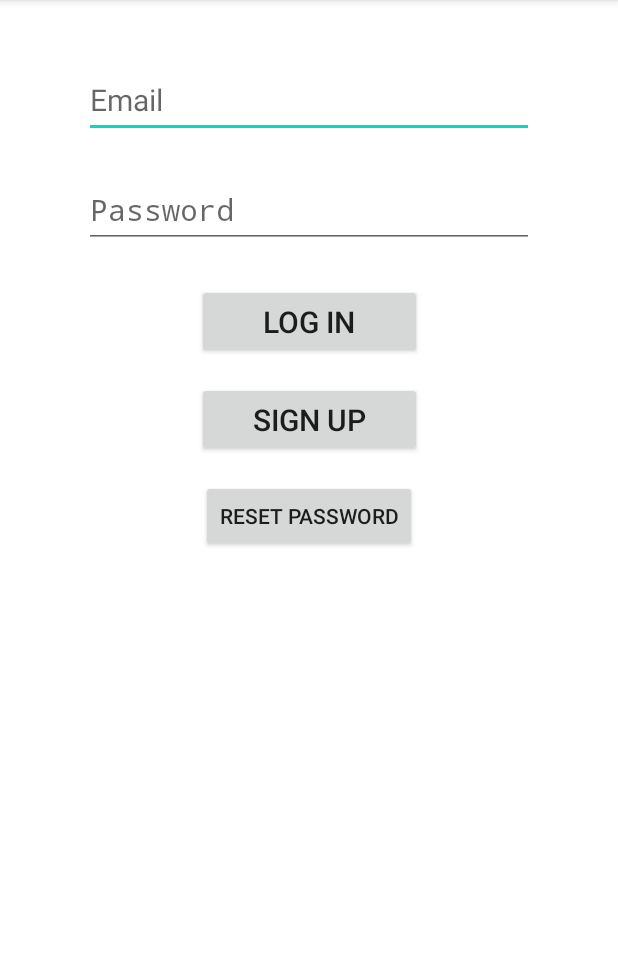
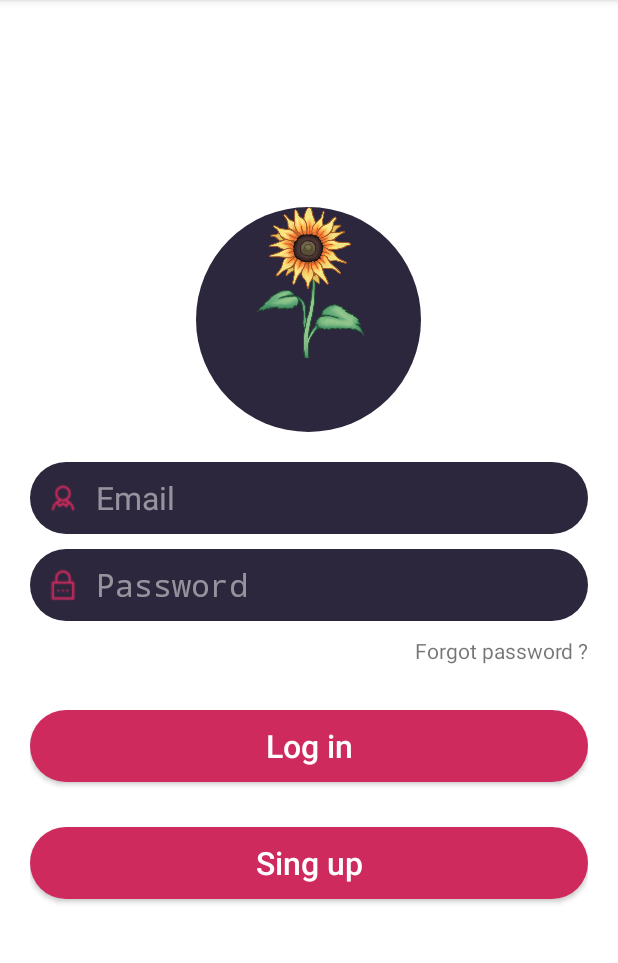
Before and after one commit to matnafu2/In-My-Garden, an Android app: the screen it shows after launch (LoginActivity), on a phone screen of 412 x 824 dp, the part 84-1047 px from its top. Run offline under Robolectric (Android 15) with nearby library versions, the phone set to English and light mode, and no system bars; our stand-ins replace Firebase (no records; nobody signed in at launch, a user with empty details on screens opened directly).

Commit message:
changes the login page style

```diff
--- a/app/src/main/java/com/example/inmygarden/LoginActivity.kt
+++ b/app/src/main/java/com/example/inmygarden/LoginActivity.kt
@@ -26,13 +26,13 @@ class LoginActivity : AppCompatActivity() {
             signinWithFireBase(email, password)
         }
 
-        binding.singupBtn.setOnClickListener {
+        binding.signup.setOnClickListener {
             // open the signup activity
             val intent = Intent(this@LoginActivity, SignupActivity::class.java)
             startActivity(intent)
         }
 
-        binding.resetBtn.setOnClickListener {
+        binding.forgotPassword.setOnClickListener {
             val intent = Intent(this@LoginActivity, PasswordResetActivity::class.java)
             startActivity(intent)
         }
--- a/app/src/main/java/com/example/inmygarden/PasswordResetActivity.kt
+++ b/app/src/main/java/com/example/inmygarden/PasswordResetActivity.kt
@@ -17,8 +17,8 @@ class PasswordResetActivity : AppCompatActivity() {
         binding = ActivityPasswordResetBinding.inflate(layoutInflater)
         setContentView(binding.root)
 
-        binding.restPassBtn.setOnClickListener {
-            val email: String = binding.emailReset.text.toString()
+        binding.reset.setOnClickListener {
+            val email: String = binding.emailLogin.text.toString()
             if (!email.equals("")) {
                 auth.sendPasswordResetEmail(email).addOnCompleteListener { task ->
                     if (task.isSuccessful) {
--- /dev/null
+++ b/app/src/main/res/drawable/button_background.xml
@@ -0,0 +1,9 @@
+<?xml version="1.0" encoding="utf-8"?>
+<shape xmlns:android="http://schemas.android.com/apk/res/android"
+    android:shape="rectangle">
+
+    <solid android:color="@color/colorAccent" />
+    <corners android:radius="30dp" />
+
+
+</shape>
--- /dev/null
+++ b/app/src/main/res/drawable/edit_text_background.xml
@@ -0,0 +1,9 @@
+<?xml version="1.0" encoding="utf-8"?>
+<shape android:shape="rectangle"
+    xmlns:android="http://schemas.android.com/apk/res/android">
+
+    <solid android:color="@color/colorPrimary"/>
+    <corners android:radius="100dp"/>
+
+
+</shape>
--- a/app/src/main/res/layout/activity_login.xml
+++ b/app/src/main/res/layout/activity_login.xml
@@ -1,85 +1,95 @@
 <?xml version="1.0" encoding="utf-8"?>
-<androidx.constraintlayout.widget.ConstraintLayout xmlns:android="http://schemas.android.com/apk/res/android"
+<RelativeLayout xmlns:android="http://schemas.android.com/apk/res/android"
     xmlns:app="http://schemas.android.com/apk/res-auto"
     xmlns:tools="http://schemas.android.com/tools"
     android:layout_width="match_parent"
     android:layout_height="match_parent"
-    tools:context=".LoginActivity">
+    tools:context="com.example.vicky.androidui.MainActivity">
+
+
+    <LinearLayout
+        android:layout_width="match_parent"
+        android:layout_height="wrap_content"
+        android:layout_centerInParent="true"
+        android:layout_margin="20dp"
+        android:orientation="vertical">
+
+        <ImageView
+            android:layout_width="150dp"
+            android:layout_height="150dp"
+            android:layout_gravity="center"
+            android:layout_marginBottom="20dp"
+            android:background="@drawable/edit_text_background"
+            android:scaleType="fitCenter"
+            android:src="@drawable/flower7" />
+
 
         <EditText
             android:id="@+id/email_login"
-        android:layout_width="300dp"
-        android:layout_height="50dp"
-        android:layout_marginTop="42dp"
-        android:layout_marginBottom="15dp"
+            android:layout_width="match_parent"
+            android:layout_height="48dp"
+            android:layout_marginBottom="10dp"
+            android:background="@drawable/edit_text_background"
+            android:drawableStart="@drawable/ic_user"
+            android:drawablePadding="10dp"
             android:ems="10"
             android:hint="Email"
-        android:inputType="textEmailAddress"
-        android:textColor="@color/black"
-        android:textSize="20sp"
-        app:layout_constraintBottom_toTopOf="@+id/password_login"
-        app:layout_constraintEnd_toEndOf="parent"
-        app:layout_constraintHorizontal_bias="0.5"
-        app:layout_constraintStart_toStartOf="parent"
-        app:layout_constraintTop_toTopOf="parent" />
+            android:inputType="textPersonName"
+            android:padding="10dp"
+            android:textColor="@color/white"
+            android:textColorHint="@color/hint_color"
+            android:textSize="21sp" />
 
         <EditText
             android:id="@+id/password_login"
-        android:layout_width="300dp"
-        android:layout_height="50dp"
-        android:layout_marginTop="8dp"
-        android:layout_marginBottom="30dp"
+            android:layout_width="match_parent"
+            android:layout_height="48dp"
+            android:layout_marginBottom="10dp"
+            android:background="@drawable/edit_text_background"
+            android:drawablePadding="10dp"
+            android:drawableStart="@drawable/ic_password"
             android:ems="10"
             android:hint="Password"
             android:inputType="textPassword"
-        android:textColor="@color/black"
-        android:textSize="20sp"
-        app:layout_constraintBottom_toTopOf="@+id/login_btn"
-        app:layout_constraintEnd_toEndOf="parent"
-        app:layout_constraintHorizontal_bias="0.5"
-        app:layout_constraintStart_toStartOf="parent"
-        app:layout_constraintTop_toBottomOf="@+id/email_login" />
+            android:padding="10dp"
+            android:textColor="@color/white"
+            android:textColorHint="@color/hint_color"
+            android:textSize="21sp" />
+
+        <TextView
+            android:id="@+id/forgotPassword"
+            android:layout_width="match_parent"
+            android:layout_height="wrap_content"
+            android:layout_marginBottom="30dp"
+            android:clickable="true"
+            android:focusable="true"
+            android:gravity="right"
+            android:text="@string/forgot_password"
+             />
 
         <Button
             android:id="@+id/login_btn"
-        android:layout_width="150dp"
-        android:layout_height="50dp"
-        android:layout_marginTop="24dp"
+            android:layout_width="match_parent"
+            android:layout_height="48dp"
+            android:layout_marginBottom="30dp"
+            android:background="@drawable/button_background"
             android:text="Log in"
-        android:textSize="20dp"
-        app:layout_constraintEnd_toEndOf="parent"
-        app:layout_constraintHorizontal_bias="0.5"
-        app:layout_constraintStart_toStartOf="parent"
-        app:layout_constraintTop_toBottomOf="@+id/password_login" />
+            android:textAllCaps="false"
+            android:textColor="@color/white"
+            android:textSize="21sp" />
 
         <Button
-        android:id="@+id/singup_btn"
-        android:layout_width="150dp"
-        android:layout_height="50dp"
-        android:layout_marginTop="15dp"
-        android:text="Sign up"
-        android:textSize="20dp"
-        app:layout_constraintEnd_toEndOf="parent"
-        app:layout_constraintHorizontal_bias="0.5"
-        app:layout_constraintStart_toStartOf="parent"
-        app:layout_constraintTop_toBottomOf="@+id/login_btn" />
+            android:id="@+id/signup"
+            android:layout_width="match_parent"
+            android:layout_height="48dp"
+            android:layout_marginBottom="30dp"
+            android:background="@drawable/button_background"
+            android:text="Sing up"
+            android:textAllCaps="false"
+            android:textColor="@color/white"
+            android:textSize="21sp" />
 
-    <Button
-        android:id="@+id/reset_btn"
-        android:layout_width="wrap_content"
-        android:layout_height="wrap_content"
-        android:layout_marginTop="15dp"
-        android:text="Reset Password"
-        app:layout_constraintEnd_toEndOf="parent"
-        app:layout_constraintHorizontal_bias="0.5"
-        app:layout_constraintStart_toStartOf="parent"
-        app:layout_constraintTop_toBottomOf="@+id/singup_btn" />
 
-    <FrameLayout
-        android:id="@+id/frame"
-        android:layout_width="match_parent"
-        android:layout_height="match_parent">
+    </LinearLayout>
 
-    </FrameLayout>
-
-</androidx.constraintlayout.widget.ConstraintLayout>
+</RelativeLayout>
--- a/app/src/main/res/values/colors.xml
+++ b/app/src/main/res/values/colors.xml
@@ -6,6 +6,10 @@
     <color name="teal_200">#FF03DAC5</color>
     <color name="teal_700">#FF018786</color>
     <color name="black">#FF000000</color>
-    <color name="white">#FFFFFFFF</color>
     <color name="background_color">#f2d8d8</color>
+    <color name="colorPrimary">#2C273C</color>
+    <color name="colorPrimaryDark">#1F1C27</color>
+    <color name="colorAccent">#CE2A5E</color>
+    <color name="white">#FFFFFF</color>
+    <color name="hint_color">#80FFFFFF</color>
 </resources>
--- a/app/src/main/res/values/strings.xml
+++ b/app/src/main/res/values/strings.xml
@@ -38,6 +38,8 @@
     <string name="button_goals" >Manage Goals</string>
     <string name="complete">Complete</string>
     <string name="delete">Delete</string>
+    <string name="forgot_password">Forgot password ?</string>
+    <string name="sing_up">Sing up</string>
 
 
 </resources>
```
Also changed, not shown: app/src/main/java/com/example/inmygarden/SignupActivity.kt (+5 -2 lines), app/src/main/res/drawable/background.xml (added, +9 -0 lines), app/src/main/res/layout/activity_password_reset.xml (+47 -28 lines), app/src/main/res/layout/activity_singup.xml (+55 -34 lines), app/src/main/res/drawable/ic_password.png (added), app/src/main/res/drawable/ic_user.png (added). Lines whose indentation alone changed are shown as unchanged.
